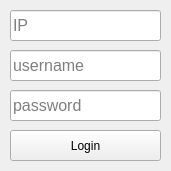
First picture: the form in App/ui_login.ui, repository exoticknight/Micro-XenServer-Manager, before the edit.
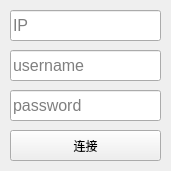
Second picture: the form after the edit.

Diff of the .ui file:
```diff
--- a/App/ui_login.ui
+++ b/App/ui_login.ui
@@ -77,7 +77,7 @@
     </rect>
    </property>
    <property name="text">
-    <string>Login</string>
+    <string>连接</string>
    </property>
   </widget>
  </widget>
```
Left out of the diff: 3 changed lines with no effect on the pictures.
